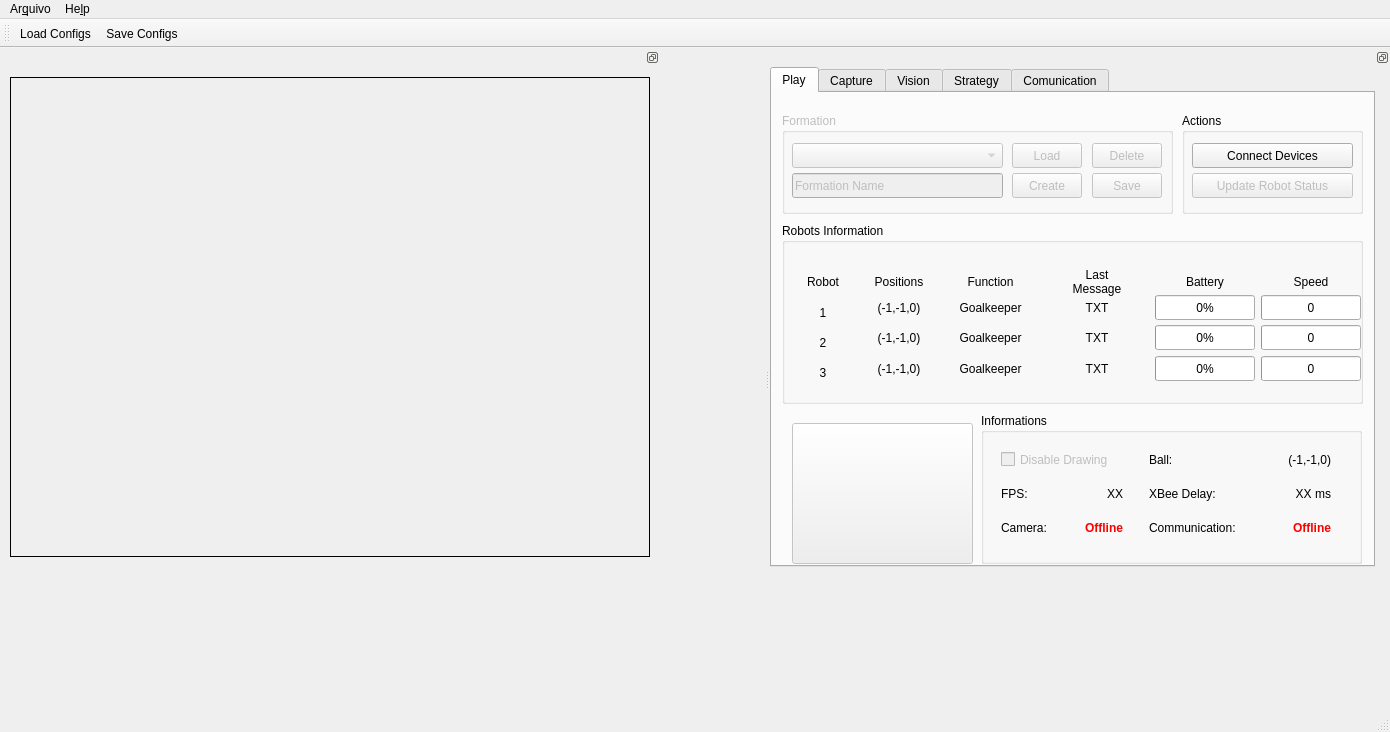
Before: the Qt Designer form interface/mainwindow.ui in PEQUI-MEC/PY-VSSS-INF, drawn with Qt 5.
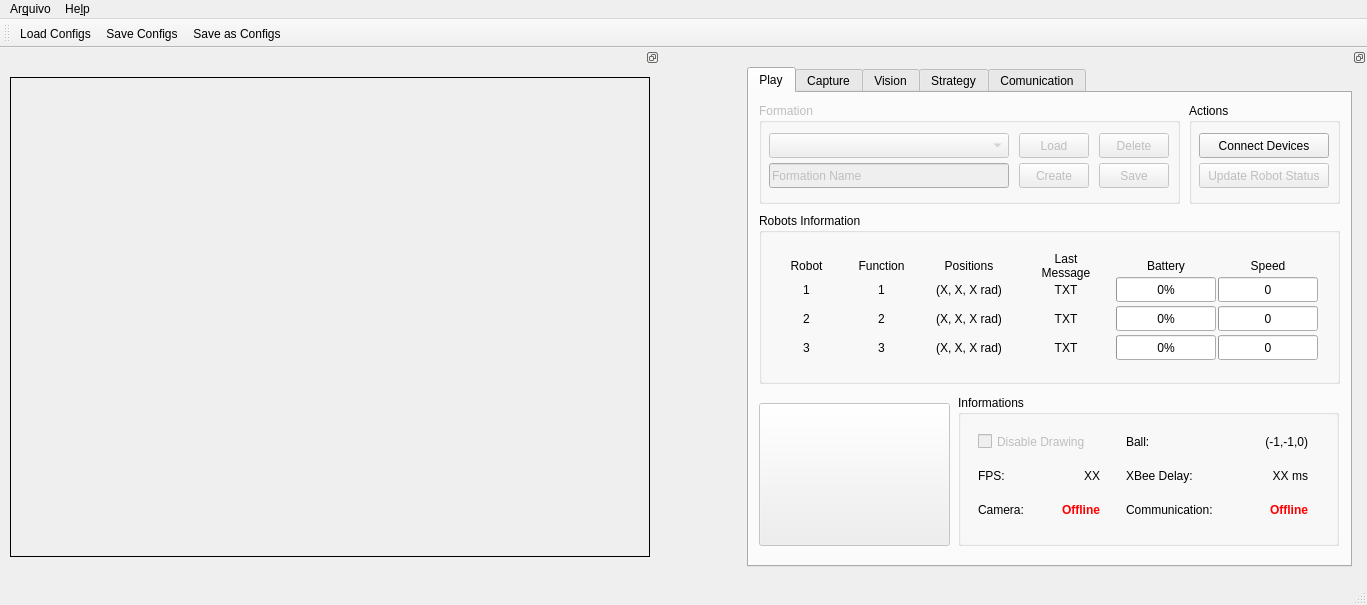
After: the same form once the commit is applied. Icons and pictures are not drawn.

```diff
--- a/interface/mainwindow.ui
+++ b/interface/mainwindow.ui
@@ -9,8 +9,8 @@
    <rect>
     <x>0</x>
     <y>0</y>
-    <width>1390</width>
-    <height>732</height>
+    <width>1367</width>
+    <height>605</height>
    </rect>
   </property>
   <property name="minimumSize">
@@ -50,8 +50,8 @@
     <rect>
      <x>0</x>
      <y>0</y>
-     <width>1390</width>
-     <height>26</height>
+     <width>1367</width>
+     <height>24</height>
     </rect>
    </property>
    <widget class="QMenu" name="menuBarArquivo">
@@ -86,6 +86,7 @@
    </attribute>
    <addaction name="actionLoadConfigs"/>
    <addaction name="actionSaveConfigs"/>
+   <addaction name="actionSaveasConfigs"/>
   </widget>
   <widget class="QDockWidget" name="dockWidgetVideoView">
    <property name="enabled">
@@ -164,8 +165,14 @@
   <widget class="QDockWidget" name="dockWidgetConfigs">
    <property name="minimumSize">
     <size>
-     <width>620</width>
-     <height>530</height>
+     <width>630</width>
+     <height>535</height>
+    </size>
+   </property>
+   <property name="maximumSize">
+    <size>
+     <width>630</width>
+     <height>535</height>
     </size>
    </property>
    <property name="floating">
@@ -190,7 +197,7 @@
      </property>
      <property name="geometry">
       <rect>
-       <x>0</x>
+       <x>10</x>
        <y>0</y>
        <width>605</width>
        <height>500</height>
@@ -202,6 +209,12 @@
        <height>500</height>
       </size>
      </property>
+     <property name="maximumSize">
+      <size>
+       <width>605</width>
+       <height>500</height>
+      </size>
+     </property>
      <property name="layoutDirection">
       <enum>Qt::LeftToRight</enum>
      </property>
@@ -246,12 +259,24 @@
        </property>
        <property name="geometry">
         <rect>
-         <x>20</x>
-         <y>330</y>
-         <width>181</width>
-         <height>141</height>
+         <x>10</x>
+         <y>310</y>
+         <width>191</width>
+         <height>143</height>
         </rect>
        </property>
+       <property name="minimumSize">
+        <size>
+         <width>191</width>
+         <height>143</height>
+        </size>
+       </property>
+       <property name="maximumSize">
+        <size>
+         <width>16777215</width>
+         <height>143</height>
+        </size>
+       </property>
        <property name="cursor">
         <cursorShape>ClosedHandCursor</cursorShape>
        </property>
@@ -272,9 +297,9 @@
       <widget class="QGroupBox" name="groupBoxPlayRobotStatus">
        <property name="geometry">
         <rect>
-         <x>410</x>
-         <y>20</y>
-         <width>181</width>
+         <x>440</x>
+         <y>10</y>
+         <width>151</width>
          <height>101</height>
         </rect>
        </property>
@@ -295,7 +320,7 @@
          <rect>
           <x>10</x>
           <y>60</y>
-          <width>161</width>
+          <width>130</width>
           <height>25</height>
          </rect>
         </property>
@@ -314,7 +339,7 @@
          <rect>
           <x>10</x>
           <y>30</y>
-          <width>161</width>
+          <width>130</width>
           <height>25</height>
          </rect>
         </property>
@@ -333,7 +358,7 @@
        <property name="geometry">
         <rect>
          <x>209</x>
-         <y>320</y>
+         <y>302</y>
          <width>381</width>
          <height>151</height>
         </rect>
@@ -737,8 +762,8 @@
        <property name="geometry">
         <rect>
          <x>10</x>
-         <y>20</y>
-         <width>391</width>
+         <y>10</y>
+         <width>421</width>
          <height>101</height>
         </rect>
        </property>
@@ -750,13 +775,13 @@
          <rect>
           <x>10</x>
           <y>30</y>
-          <width>211</width>
+          <width>240</width>
           <height>25</height>
          </rect>
         </property>
         <property name="minimumSize">
          <size>
-          <width>100</width>
+          <width>240</width>
           <height>25</height>
          </size>
         </property>
@@ -770,7 +795,7 @@
        <widget class="QPushButton" name="pushButtonStrategyFormationDelete">
         <property name="geometry">
          <rect>
-          <x>310</x>
+          <x>340</x>
           <y>30</y>
           <width>70</width>
           <height>25</height>
@@ -795,7 +820,7 @@
        <widget class="QPushButton" name="pushButtonStrategyFormationLoad">
         <property name="geometry">
          <rect>
-          <x>230</x>
+          <x>260</x>
           <y>30</y>
           <width>70</width>
           <height>25</height>
@@ -822,13 +847,13 @@
          <rect>
           <x>10</x>
           <y>60</y>
-          <width>211</width>
+          <width>240</width>
           <height>25</height>
          </rect>
         </property>
         <property name="minimumSize">
          <size>
-          <width>100</width>
+          <width>240</width>
           <height>0</height>
          </size>
         </property>
@@ -845,7 +870,7 @@
        <widget class="QPushButton" name="pushButtonStrategyFormationSave">
         <property name="geometry">
          <rect>
-          <x>310</x>
+          <x>340</x>
           <y>60</y>
           <width>70</width>
           <height>25</height>
@@ -870,7 +895,7 @@
        <widget class="QPushButton" name="pushButtonStrategyFormationCreate">
         <property name="geometry">
          <rect>
-          <x>230</x>
+          <x>260</x>
           <y>60</y>
           <width>70</width>
           <height>25</height>
@@ -900,9 +925,9 @@
        <property name="geometry">
         <rect>
          <x>10</x>
-         <y>130</y>
+         <y>120</y>
          <width>581</width>
-         <height>181</height>
+         <height>171</height>
         </rect>
        </property>
        <property name="sizePolicy">
@@ -923,33 +948,30 @@
        <widget class="QWidget" name="layoutWidget">
         <property name="geometry">
          <rect>
-          <x>0</x>
-          <y>30</y>
-          <width>590</width>
-          <height>138</height>
+          <x>9</x>
+          <y>24</y>
+          <width>561</width>
+          <height>132</height>
          </rect>
         </property>
         <layout class="QHBoxLayout" name="horizontalLayout_10">
+         <property name="spacing">
+          <number>2</number>
+         </property>
          <item>
-          <layout class="QVBoxLayout" name="verticalLayout_9">
-           <property name="spacing">
-            <number>10</number>
-           </property>
-           <property name="topMargin">
-            <number>5</number>
-           </property>
+          <layout class="QVBoxLayout" name="verticalLayout">
            <item>
             <widget class="QLabel" name="labelPlayLastMessageRobot_2">
              <property name="minimumSize">
               <size>
-               <width>60</width>
-               <height>25</height>
+               <width>55</width>
+               <height>35</height>
               </size>
              </property>
              <property name="maximumSize">
               <size>
-               <width>70</width>
-               <height>25</height>
+               <width>55</width>
+               <height>35</height>
               </size>
              </property>
              <property name="text">
@@ -964,13 +986,13 @@
             <widget class="QLabel" name="labelPlayLastMessageRobot1Fixed">
              <property name="minimumSize">
               <size>
-               <width>60</width>
+               <width>55</width>
                <height>25</height>
               </size>
              </property>
              <property name="maximumSize">
               <size>
-               <width>80</width>
+               <width>55</width>
                <height>25</height>
               </size>
              </property>
@@ -986,13 +1008,13 @@
             <widget class="QLabel" name="labelPlayLastMessageRobot2Fixed">
              <property name="minimumSize">
               <size>
-               <width>60</width>
+               <width>55</width>
                <height>25</height>
               </size>
              </property>
              <property name="maximumSize">
               <size>
-               <width>80</width>
+               <width>55</width>
                <height>25</height>
               </size>
              </property>
@@ -1008,13 +1030,13 @@
             <widget class="QLabel" name="labelPlayLastMessageRobot3Fixed">
              <property name="minimumSize">
               <size>
-               <width>60</width>
+               <width>55</width>
                <height>25</height>
               </size>
              </property>
              <property name="maximumSize">
               <size>
-               <width>80</width>
+               <width>55</width>
                <height>25</height>
               </size>
              </property>
@@ -1028,98 +1050,6 @@
            </item>
           </layout>
          </item>
-         <item>
-          <layout class="QVBoxLayout" name="verticalLayout_5">
-           <item>
-            <widget class="QLabel" name="labelPlayPositionsRobot">
-             <property name="minimumSize">
-              <size>
-               <width>80</width>
-               <height>35</height>
-              </size>
-             </property>
-             <property name="maximumSize">
-              <size>
-               <width>80</width>
-               <height>35</height>
-              </size>
-             </property>
-             <property name="text">
-              <string>Positions</string>
-             </property>
-             <property name="alignment">
-              <set>Qt::AlignCenter</set>
-             </property>
-            </widget>
-           </item>
-           <item>
-            <widget class="QLabel" name="labelPlayPositionsRobot1">
-             <property name="minimumSize">
-              <size>
-               <width>80</width>
-               <height>25</height>
-              </size>
-             </property>
-             <property name="maximumSize">
-              <size>
-               <width>80</width>
-               <height>25</height>
-              </size>
-             </property>
-             <property name="text">
-              <string>(-1,-1,0)</string>
-             </property>
-             <property name="alignment">
-              <set>Qt::AlignCenter</set>
-             </property>
-            </widget>
-           </item>
-           <item>
-            <widget class="QLabel" name="labelPlayPositionsRobot2">
-             <property name="minimumSize">
-              <size>
-               <width>80</width>
-               <height>25</height>
-              </size>
-             </property>
-             <property name="maximumSize">
-              <size>
-               <width>80</width>
-               <height>25</height>
-              </size>
-             </property>
-             <property name="text">
-              <string>(-1,-1,0)</string>
-             </property>
-             <property name="alignment">
-              <set>Qt::AlignCenter</set>
-             </property>
-            </widget>
-           </item>
-           <item>
-            <widget class="QLabel" name="labelPlayPositionsRobot3">
-             <property name="minimumSize">
-              <size>
-               <width>80</width>
-               <height>25</height>
-              </size>
-             </property>
-             <property name="maximumSize">
-              <size>
-               <width>80</width>
-               <height>25</height>
-              </size>
-             </property>
-             <property name="text">
-              <string>(-1,-1,0)</string>
-             </property>
-             <property name="alignment">
-              <set>Qt::AlignCenter</set>
-             </property>
-            </widget>
-           </item>
-          </layout>
-         </item>
          <item>
           <layout class="QVBoxLayout" name="verticalLayout_4">
            <item>
@@ -1159,7 +1089,7 @@
               </size>
              </property>
              <property name="text">
-              <string>Goalkeeper</string>
+              <string>1</string>
              </property>
              <property name="alignment">
               <set>Qt::AlignCenter</set>
@@ -1181,7 +1111,7 @@
               </size>
              </property>
              <property name="text">
-              <string>Goalkeeper</string>
+              <string>2</string>
              </property>
              <property name="alignment">
               <set>Qt::AlignCenter</set>
@@ -1203,7 +1133,99 @@
               </size>
              </property>
              <property name="text">
-              <string>Goalkeeper</string>
+              <string>3</string>
+             </property>
+             <property name="alignment">
+              <set>Qt::AlignCenter</set>
+             </property>
+            </widget>
+           </item>
+          </layout>
+         </item>
+         <item>
+          <layout class="QVBoxLayout" name="verticalLayout_5">
+           <item>
+            <widget class="QLabel" name="labelPlayPositionsRobot">
+             <property name="minimumSize">
+              <size>
+               <width>80</width>
+               <height>35</height>
+              </size>
+             </property>
+             <property name="maximumSize">
+              <size>
+               <width>80</width>
+               <height>35</height>
+              </size>
+             </property>
+             <property name="text">
+              <string>Positions</string>
+             </property>
+             <property name="alignment">
+              <set>Qt::AlignCenter</set>
+             </property>
+            </widget>
+           </item>
+           <item>
+            <widget class="QLabel" name="labelPlayPositionsRobot1">
+             <property name="minimumSize">
+              <size>
+               <width>80</width>
+               <height>25</height>
+              </size>
+             </property>
+             <property name="maximumSize">
+              <size>
+               <width>80</width>
+               <height>25</height>
+              </size>
+             </property>
+             <property name="text">
+              <string>(X, X, X rad)</string>
+             </property>
+             <property name="alignment">
+              <set>Qt::AlignCenter</set>
+             </property>
+            </widget>
+           </item>
+           <item>
+            <widget class="QLabel" name="labelPlayPositionsRobot2">
+             <property name="minimumSize">
+              <size>
+               <width>80</width>
+               <height>25</height>
+              </size>
+             </property>
+             <property name="maximumSize">
+              <size>
+               <width>80</width>
+               <height>25</height>
+              </size>
+             </property>
+             <property name="text">
+              <string>(X, X, X rad)</string>
+             </property>
+             <property name="alignment">
+              <set>Qt::AlignCenter</set>
+             </property>
+            </widget>
+           </item>
+           <item>
+            <widget class="QLabel" name="labelPlayPositionsRobot3">
+             <property name="minimumSize">
+              <size>
+               <width>80</width>
+               <height>25</height>
+              </size>
+             </property>
+             <property name="maximumSize">
+              <size>
+               <width>80</width>
+               <height>25</height>
+              </size>
+             </property>
+             <property name="text">
+              <string>(X, X, X rad)</string>
              </property>
              <property name="alignment">
               <set>Qt::AlignCenter</set>
@@ -1307,7 +1329,7 @@
          </item>
          <item>
           <layout class="QVBoxLayout" name="verticalLayout_7">
-           <item>
+           <item alignment="Qt::AlignHCenter">
             <widget class="QLabel" name="labelPlayRobotStatus">
              <property name="minimumSize">
               <size>
@@ -1329,7 +1351,7 @@
              </property>
             </widget>
            </item>
-           <item>
+           <item alignment="Qt::AlignHCenter">
             <widget class="QProgressBar" name="progressBarPlayRobotStatusRobotA">
              <property name="minimumSize">
               <size>
@@ -1348,7 +1370,7 @@
              </property>
             </widget>
            </item>
-           <item>
+           <item alignment="Qt::AlignHCenter">
             <widget class="QProgressBar" name="progressBarPlayRobotStatusRobotB">
              <property name="minimumSize">
               <size>
@@ -1367,7 +1389,7 @@
              </property>
             </widget>
            </item>
-           <item>
+           <item alignment="Qt::AlignHCenter">
             <widget class="QProgressBar" name="progressBarPlayRobotStatusRobotC">
              <property name="minimumSize">
               <size>
@@ -1390,7 +1412,7 @@
          </item>
          <item>
           <layout class="QVBoxLayout" name="verticalLayout_8">
-           <item>
+           <item alignment="Qt::AlignHCenter">
             <widget class="QLabel" name="labelPlayRobotSpeed">
              <property name="minimumSize">
               <size>
@@ -1412,7 +1434,7 @@
              </property>
             </widget>
            </item>
-           <item>
+           <item alignment="Qt::AlignHCenter">
             <widget class="QProgressBar" name="progressBarPlaySpeedRobot1">
              <property name="minimumSize">
               <size>
@@ -1437,7 +1459,7 @@
              </property>
             </widget>
            </item>
-           <item>
+           <item alignment="Qt::AlignHCenter">
             <widget class="QProgressBar" name="progressBarPlaySpeedRobot2">
              <property name="minimumSize">
               <size>
@@ -1462,7 +1484,7 @@
              </property>
             </widget>
            </item>
-           <item>
+           <item alignment="Qt::AlignHCenter">
             <widget class="QProgressBar" name="progressBarPlaySpeedRobot3">
              <property name="minimumSize">
               <size>
```
Left out of the diff: 170 changed lines with no effect on the pictures.
